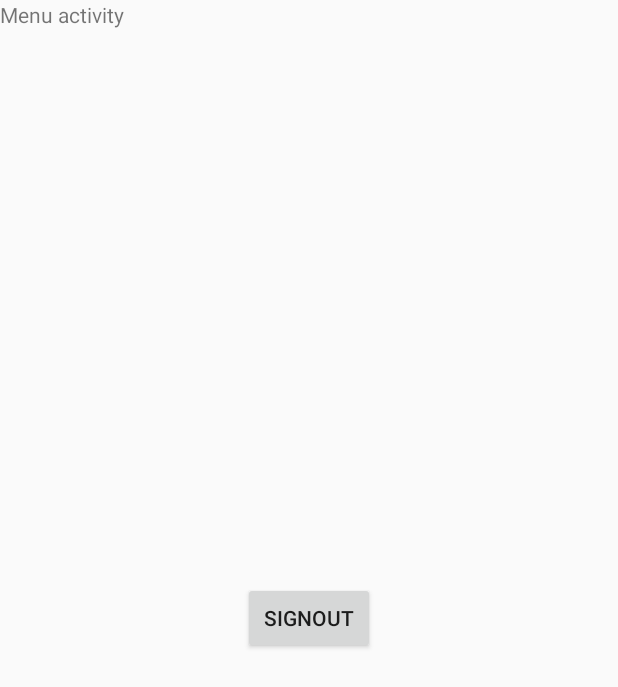
After one commit to mendess/SIRS, an Android app: the layout activity_menu.xml on its own in the app's theme, with its tools: preview values and no code run, on a phone screen of 412 x 824 dp. The commit adds this screen. Shown: the top 687 px of the screen. Run offline under Robolectric (Android 15) with nearby library versions, the phone set to English and light mode, and no system bars.

Commit message:
Changes to Menu Activity after successful signin

```diff
--- a/Guardian/app/src/main/AndroidManifest.xml
+++ b/Guardian/app/src/main/AndroidManifest.xml
@@ -2,7 +2,8 @@
 <manifest xmlns:android="http://schemas.android.com/apk/res/android"
     package="com.sirs.guardianapp">
 
-    <uses-permission android:name="android.permission.INTERNET"></uses-permission>
+    <uses-permission android:name="android.permission.INTERNET" />
+
     <application
         android:allowBackup="true"
         android:icon="@mipmap/ic_launcher"
@@ -10,6 +11,7 @@
         android:roundIcon="@mipmap/ic_launcher_round"
         android:supportsRtl="true"
         android:theme="@style/AppTheme">
+        <activity android:name=".MenuActivity"></activity>
         <activity android:name=".MainActivity">
             <intent-filter>
                 <action android:name="android.intent.action.MAIN" />
--- a/Guardian/app/src/main/java/com/sirs/guardianapp/MapActivity.java
+++ /dev/null
@@ -1,4 +0,0 @@
-package com.sirs.guardianapp;
-
-public class MapActivity {
-}
--- /dev/null
+++ b/Guardian/app/src/main/res/layout/activity_menu.xml
@@ -0,0 +1,24 @@
+<?xml version="1.0" encoding="utf-8"?>
+<RelativeLayout xmlns:android="http://schemas.android.com/apk/res/android"
+    xmlns:app="http://schemas.android.com/apk/res-auto"
+    xmlns:tools="http://schemas.android.com/tools"
+    android:layout_width="match_parent"
+    android:layout_height="match_parent"
+    tools:context=".MenuActivity">
+
+    <Button
+        android:layout_width="wrap_content"
+        android:layout_height="wrap_content"
+        android:text="SignOut"
+        android:layout_centerInParent="true"
+        android:enabled="true"
+        android:id="@+id/btn_sign_out"/>
+
+    <TextView
+        android:layout_width="wrap_content"
+        android:layout_height="wrap_content"
+        android:text="Menu activity"
+        android:enabled="true"
+        android:id="@+id/menu_activity_text"/>
+
+</RelativeLayout>
```
Also changed, not shown: Guardian/app/src/main/java/com/sirs/guardianapp/MainActivity.java (+4 -17 lines), Guardian/app/src/main/java/com/sirs/guardianapp/MenuActivity.java (+45 -1 lines), Guardian/app/src/main/res/layout/activity_main.xml (+0 -8 lines).
